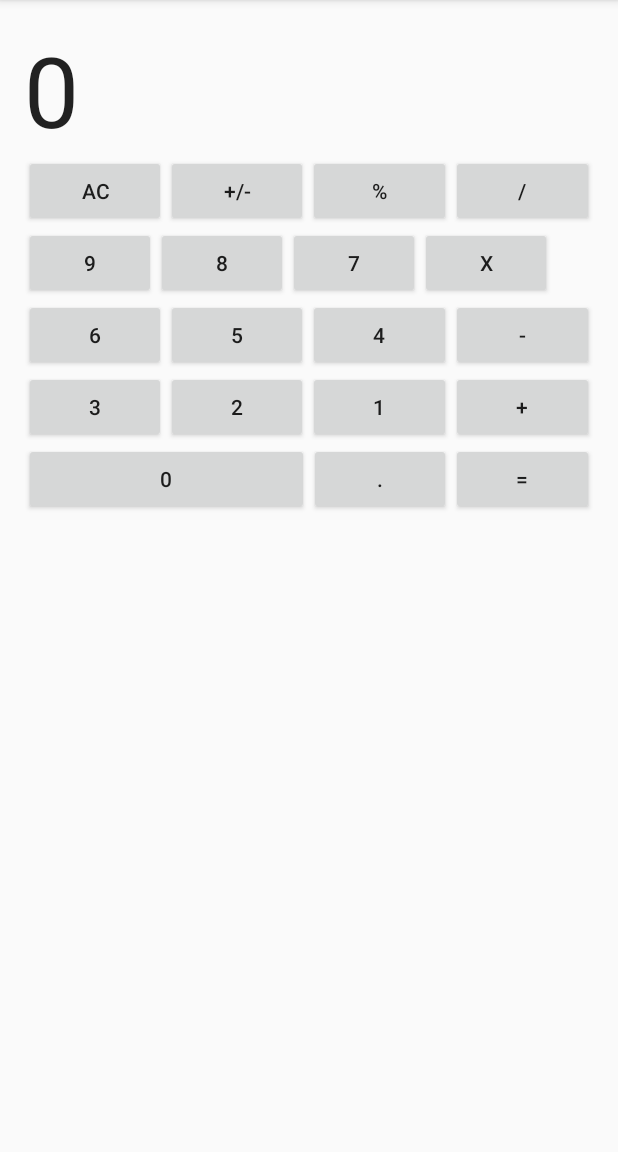
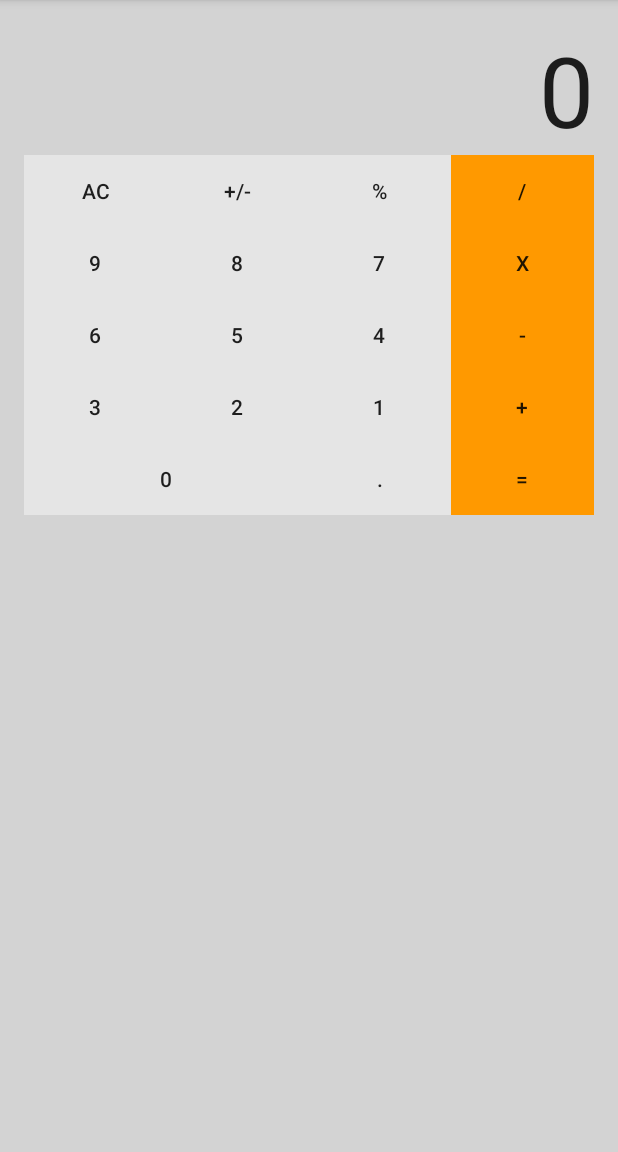
Before and after one commit to idclark/Calculator, an Android app: the screen it shows after launch (MainActivity), on a phone screen of 412 x 824 dp, the part 84-1236 px from its top. Run offline under Robolectric (Android 15) with nearby library versions, the phone set to English and light mode, and no system bars.

Commit message:
basic logic and layout nearly done

```diff
--- /dev/null
+++ b/app/src/main/java/com/github/idclark/calculator/CalculatorBrain/CalculatorBrain.java
@@ -0,0 +1,91 @@
+package com.github.idclark.calculator.CalculatorBrain;
+
+/**
+ * Created by idclark on 3/7/15.
+ *
+ * 3 + 6 = 9
+ * 3 and 6 are called the operand
+ * the + is called the operator
+ * 9 is the result of the operation
+ *
+ */
+public class CalculatorBrain {
+
+    private double mOperand;
+    private double mWaitingOperand;
+    private String mWaitingOperator;
+    private double mCalculatorMemory;
+
+    //define string representations of buttons
+    public static final String ADD = "+";
+    public static final String SUBTRACT = "-";
+    public static final String DIVIDE = "/";
+    public static final String MULTIPLY = "*";
+
+    public static final String CLEARMEMORY = "AC";
+    public static final String TOGGLESIGN = "+/-";
+    public static final String PERCENT = "%";
+
+    public CalculatorBrain() {
+        mOperand = 0;
+        mWaitingOperand = 0;
+        mWaitingOperator = "";
+        mCalculatorMemory = 0;
+    }
+
+    public void setOperand(double operand) {
+        mOperand = operand;
+    }
+
+    public double getResult() {
+        return mOperand;
+    }
+
+    public String toString() {
+        return Double.toString(mOperand);
+    }
+
+    /*
+      operator is one of + - / or *.
+    */
+    protected double performOperation(String operator) {
+        switch (operator){
+            case CLEARMEMORY:
+                mCalculatorMemory = 0;
+                mOperand = 0;
+                mWaitingOperand = 0;
+                mWaitingOperator = "";
+                break;
+            case TOGGLESIGN:
+                mOperand = -mOperand;
+                break;
+            case PERCENT:
+                mOperand = 0.1 * mOperand;
+                break;
+        }
+        performWaitingOperation();
+        mWaitingOperator = operator;
+        mWaitingOperand = mOperand;
+
+        return mOperand;
+    }
+
+    protected void performWaitingOperation() {
+        switch (mWaitingOperator) {
+            case ADD:
+                mOperand = mWaitingOperand + mOperand;
+                break;
+            case SUBTRACT:
+                mOperand = mWaitingOperand - mOperand;
+                break;
+            case MULTIPLY:
+                mOperand = mWaitingOperand * mOperand;
+                break;
+            case DIVIDE:
+                if (mOperand != 0) {
+                    mOperand = mWaitingOperand / mOperand;
+                }
+        }
+
+    }
+}
--- a/app/src/main/java/com/github/idclark/calculator/MainActivity.java
+++ b/app/src/main/java/com/github/idclark/calculator/MainActivity.java
@@ -1,7 +1,7 @@
 package com.github.idclark.calculator;
 
 import android.os.Bundle;
-import android.support.v4.app.Fragment;
+import android.app.Fragment;
 import android.support.v7.app.ActionBarActivity;
 import android.view.LayoutInflater;
 import android.view.Menu;
@@ -12,22 +12,21 @@ import android.view.ViewGroup;
 import android.widget.Button;
 import android.widget.TextView;
 
-
-public class MainActivity extends ActionBarActivity implements OnClickListener {
+import com.github.idclark.calculator.CalculatorBrain.CalculatorBrain;
 
 
+public class MainActivity extends ActionBarActivity {
 
     @Override
     protected void onCreate(Bundle savedInstanceState) {
         super.onCreate(savedInstanceState);
         setContentView(R.layout.activity_main);
         if (savedInstanceState == null) {
-            getSupportFragmentManager().beginTransaction()
+            getFragmentManager().beginTransaction()
                     .add(R.id.container, new CalculatorFragment())
                     .commit();
         }
     }
-
 
     @Override
     public boolean onCreateOptionsMenu(Menu menu) {
@@ -51,17 +50,15 @@ public class MainActivity extends ActionBarActivity implements OnClickListener {
         return super.onOptionsItemSelected(item);
     }
 
-    @Override
-    public void onClick(View v) {
-
-    }
-
     /**
      * A placeholder fragment containing a simple view.
      */
     public static class CalculatorFragment extends Fragment implements OnClickListener {
 
         private TextView mCalculatorDisplay;
+        private Boolean userEnteringNumber = false;
+        private CalculatorBrain mCalculatorBrain;
+        private static final String DIGITS = "0123456789.";
 
         public CalculatorFragment() {
         }
@@ -70,6 +67,7 @@ public class MainActivity extends ActionBarActivity implements OnClickListener {
         public View onCreateView(LayoutInflater inflater, ViewGroup container,
                                  Bundle savedInstanceState) {
             View rootView = inflater.inflate(R.layout.fragment_main, container, false);
+            mCalculatorBrain = new CalculatorBrain();
 
             mCalculatorDisplay = (TextView) rootView.findViewById(R.id.textView);
 
@@ -99,7 +97,38 @@ public class MainActivity extends ActionBarActivity implements OnClickListener {
         @Override
         public void onClick(View v) {
             String buttonPressed = ((Button )v).getText().toString();
-            mCalculatorDisplay.setText(buttonPressed);
+
+            if (DIGITS.contains(buttonPressed)) {
+
+                // digit was pressed
+                if (userEnteringNumber) {
+                    if (buttonPressed.equals(".") && mCalculatorDisplay.getText().toString().contains(".")) {
+                        // ERROR PREVENTION
+                        // Eliminate entering multiple decimals
+                    } else {
+                        mCalculatorDisplay.append(buttonPressed);
+                    }
+
+                } else {
+                    if (buttonPressed.equals(".")) {
+                        // ERROR PREVENTION
+                        // This will avoid error if only the decimal is hit before an operator, by placing a leading zero
+                        // before the decimal
+                        mCalculatorDisplay.setText(0 + buttonPressed);
+                    } else {
+                        mCalculatorDisplay.setText(buttonPressed);
+                    }
+                    userEnteringNumber = true;
+                }
+
+            } else {
+                if (userEnteringNumber) {
+                    mCalculatorBrain.setOperand(Double.parseDouble(mCalculatorDisplay.getText().toString()));
+                    userEnteringNumber = false;
+                }
+                mCalculatorBrain.performOperation(buttonPressed);
+                mCalculatorDisplay.setText(mCalculatorBrain.getResult());
+            }
 
         }
     }
--- a/app/src/main/res/layout/fragment_main.xml
+++ b/app/src/main/res/layout/fragment_main.xml
@@ -7,17 +7,20 @@
     android:paddingTop="@dimen/activity_vertical_margin"
     android:paddingBottom="@dimen/activity_vertical_margin"
     tools:context=".MainActivity$CalculatorFragment"
-    android:orientation="vertical">
+    android:orientation="vertical"
+    android:background="#ffd3d3d3">
 
 
     <TextView
-        android:layout_width="wrap_content"
+        android:layout_width="match_parent"
         android:layout_height="wrap_content"
         android:textAppearance="?android:attr/textAppearanceLarge"
         android:text="0"
         android:id="@+id/textView"
         android:layout_alignEnd="@+id/textView"
-        android:textSize="65dp" />
+        android:textSize="65dp"
+        android:textAlignment="gravity"
+        android:gravity="right" />
 
     <LinearLayout
         android:layout_width="match_parent"
@@ -29,30 +32,38 @@
             android:layout_width="0dp"
             android:text="@string/AC"
             android:id="@+id/AC"
-            android:layout_weight="0.25" />
+            android:layout_weight="0.25"
+            android:background="#e5e5e5"
+            style="?android:attr/borderlessButtonStyle"/>
         <Button
             android:layout_height="wrap_content"
             android:layout_width="0dp"
             android:text="@string/plusminus"
             android:id="@+id/plusminus"
-            android:layout_weight="0.25" />
+            android:layout_weight="0.25"
+            android:background="#e5e5e5"
+            style="?android:attr/borderlessButtonStyle"/>
         <Button
             android:layout_height="wrap_content"
             android:layout_width="0dp"
             android:text="@string/percent"
             android:id="@+id/percent"
-            android:layout_weight="0.25" />
+            android:layout_weight="0.25"
+            android:background="#e5e5e5"
+            style="?android:attr/borderlessButtonStyle"/>
         <Button
             android:layout_height="wrap_content"
             android:layout_width="0dp"
             android:text="@string/div"
             android:id="@+id/div"
-            android:layout_weight="0.25" />
+            android:layout_weight="0.25"
+            android:background="#FF9900"
+            style="?android:attr/borderlessButtonStyle"/>
 
     </LinearLayout>
 
     <LinearLayout
-        android:layout_width="wrap_content"
+        android:layout_width="match_parent"
         android:layout_height="wrap_content"
         android:orientation="horizontal">
 
@@ -61,25 +72,33 @@
             android:layout_width="0dp"
             android:text="@string/nine"
             android:id="@+id/nine"
-            android:layout_weight="0.25"/>
+            android:layout_weight="0.25"
+            android:background="#e5e5e5"
+            style="?android:attr/borderlessButtonStyle"/>
         <Button
             android:layout_height="wrap_content"
             android:layout_width="0dp"
             android:text="@string/eight"
             android:id="@+id/eight"
-            android:layout_weight="0.25"/>
+            android:layout_weight="0.25"
+            android:background="#e5e5e5"
+            style="?android:attr/borderlessButtonStyle"/>
         <Button
             android:layout_height="wrap_content"
             android:layout_width="0dp"
             android:text="@string/seven"
             android:id="@+id/seven"
-            android:layout_weight="0.25"/>
+            android:layout_weight="0.25"
+            android:background="#e5e5e5"
+            style="?android:attr/borderlessButtonStyle"/>
         <Button
             android:layout_height="wrap_content"
             android:layout_width="0dp"
             android:id="@+id/mult"
             android:text="@string/mult"
-            android:layout_weight="0.25"/>
+            android:layout_weight="0.25"
+            android:background="#FF9900"
+            style="?android:attr/borderlessButtonStyle"/>
 
     </LinearLayout>
 
@@ -93,25 +112,33 @@
             android:layout_width="0dp"
             android:text="@string/six"
             android:id="@+id/six"
-            android:layout_weight="0.25"/>
+            android:layout_weight="0.25"
+            android:background="#e5e5e5"
+            style="?android:attr/borderlessButtonStyle"/>
         <Button
             android:layout_height="wrap_content"
             android:layout_width="0dp"
             android:text="@string/five"
             android:id="@+id/five"
-            android:layout_weight="0.25"/>
+            android:layout_weight="0.25"
+            android:background="#e5e5e5"
+            style="?android:attr/borderlessButtonStyle"/>
         <Button
             android:layout_height="wrap_content"
             android:layout_width="0dp"
             android:text="@string/four"
             android:id="@+id/four"
-            android:layout_weight="0.25"/>
+            android:layout_weight="0.25"
+            android:background="#e5e5e5"
+            style="?android:attr/borderlessButtonStyle"/>
         <Button
             android:layout_height="wrap_content"
             android:layout_width="0dp"
             android:text="@string/minus"
             android:id="@+id/minus"
-            android:layout_weight="0.25"/>
+            android:layout_weight="0.25"
+            android:background="#FF9900"
+            style="?android:attr/borderlessButtonStyle"/>
 
     </LinearLayout>
 
@@ -125,25 +152,33 @@
             android:layout_width="0dp"
             android:text="@string/three"
             android:id="@+id/three"
-            android:layout_weight="0.25"/>
+            android:layout_weight="0.25"
+            android:background="#e5e5e5"
+            style="?android:attr/borderlessButtonStyle"/>
         <Button
             android:layout_height="wrap_content"
             android:layout_width="0dp"
             android:text="@string/two"
             android:id="@+id/two"
-            android:layout_weight="0.25"/>
+            android:layout_weight="0.25"
+            android:background="#e5e5e5"
+            style="?android:attr/borderlessButtonStyle"/>
         <Button
             android:layout_height="wrap_content"
             android:layout_width="0dp"
             android:text="@string/one"
             android:id="@+id/one"
-            android:layout_weight="0.25"/>
+            android:layout_weight="0.25"
+            android:background="#e5e5e5"
+            style="?android:attr/borderlessButtonStyle"/>
         <Button
             android:layout_height="wrap_content"
             android:layout_width="0dp"
             android:text="@string/plus"
             android:id="@+id/plus"
-            android:layout_weight="0.25"/>
+            android:layout_weight="0.25"
+            android:background="#FF9900"
+            style="?android:attr/borderlessButtonStyle"/>
 
     </LinearLayout>
 
@@ -157,18 +192,24 @@
             android:layout_width="0dp"
             android:layout_weight="0.5"
             android:text="@string/zero"
-            android:id="@+id/zero" />
+            android:id="@+id/zero"
+            android:background="#e5e5e5"
+            style="?android:attr/borderlessButtonStyle"/>
         <Button
             android:layout_height="wrap_content"
             android:layout_width="0dp"
             android:text="@string/dec"
             android:id="@+id/dec"
-            android:layout_weight="0.25"/>
+            android:layout_weight="0.25"
+            android:background="#e5e5e5"
+            style="?android:attr/borderlessButtonStyle"/>
         <Button
             android:layout_height="wrap_content"
             android:layout_width="0dp"
             android:text="@string/equal"
             android:id="@+id/equal"
-            android:layout_weight="0.25"/>
+            android:layout_weight="0.25"
+            android:background="#FF9900"
+            style="?android:attr/borderlessButtonStyle"/>
     </LinearLayout>
 </LinearLayout>
```
